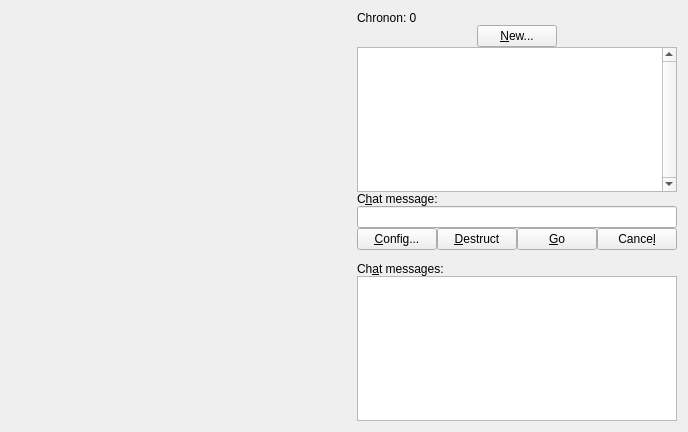
Before: the Qt Designer form src/qt/forms/managenamespage.ui in chronokings/huntercoin, drawn with Qt 5.
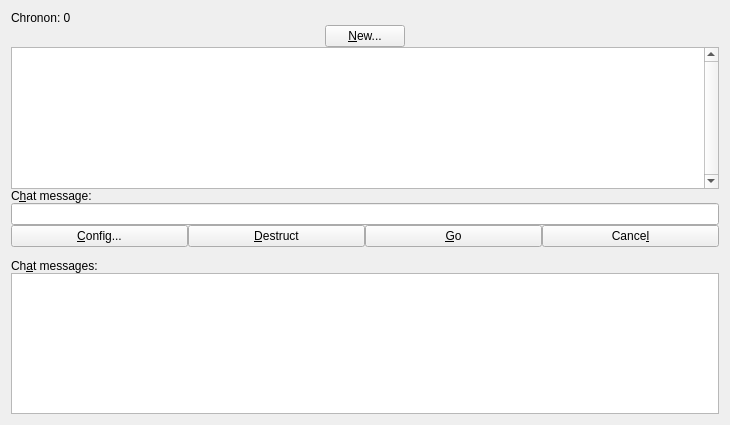
After: the same form once the commit is applied. Icons and pictures are not drawn.

Commit message:
Show my chars button
- added a button to see own characters in the map

What changed in the file:
```diff
--- a/src/qt/forms/managenamespage.ui
+++ b/src/qt/forms/managenamespage.ui
@@ -6,14 +6,14 @@
    <rect>
     <x>0</x>
     <y>0</y>
-    <width>688</width>
-    <height>432</height>
+    <width>730</width>
+    <height>425</height>
    </rect>
   </property>
   <property name="windowTitle">
    <string>Game</string>
   </property>
-  <layout class="QHBoxLayout" name="horizontalLayout" stretch="1,0">
+  <layout class="QHBoxLayout" name="horizontalLayout" stretch="0,0">
    <property name="sizeConstraint">
     <enum>QLayout::SetDefaultConstraint</enum>
    </property>
```
The commit also changes 7 other files.
